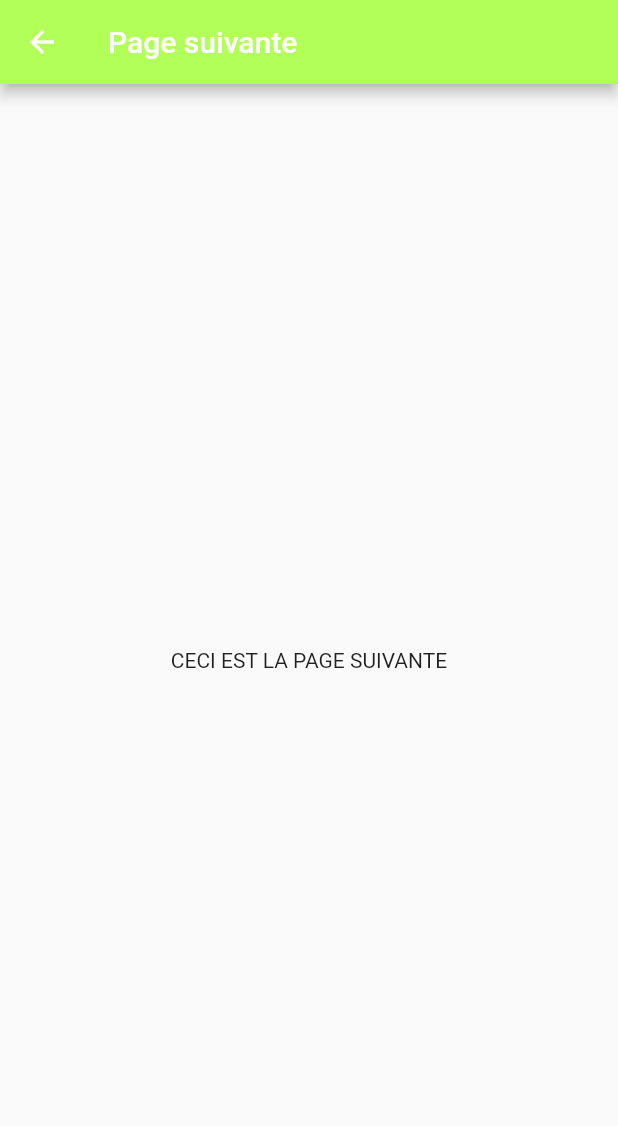
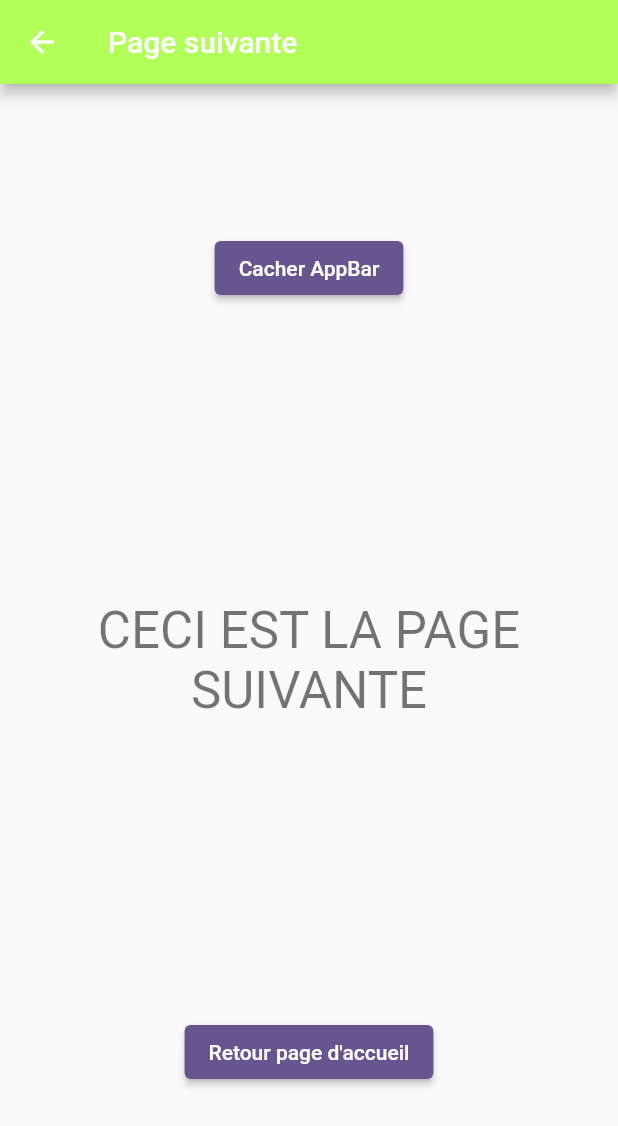
Before and after one commit to lpastyle/m2_flutter_simple_navigation, a Flutter app: the NextPage screen opened directly, on a phone screen of 412 x 824 dp. Shown: the top 1126 px of the screen. Run offline on Flutter 3.47's test engine with Material 3 defaults, Android fonts, the light colour scheme and no system bars.

Commit message:
Added back navigation button

```diff
--- a/lib/next_page.dart
+++ b/lib/next_page.dart
@@ -1,7 +1,7 @@
 import 'package:flutter/material.dart';
 
 class NextPage extends StatefulWidget {
-final Color color;
+  final Color color;
 
   // Ctor
   const NextPage({super.key, required this.color});
@@ -12,16 +12,37 @@ final Color color;
 }
 
 class NextPageState extends State<NextPage> {
+
+  bool showAppBar = true;
+
   @override
   Widget build(BuildContext context) {
     return Scaffold(
-        appBar: AppBar(
-          title: const Text("Page suivante"),
-          backgroundColor: widget.color,
-        ),
-        body: const Center(
-          child: Text("CECI EST LA PAGE SUIVANTE"),
+      // plus possible de revenir sur la home page quand l'AppBar est cachée
+      appBar: showAppBar ? AppBar(
+        title: const Text("Page suivante"),
+        backgroundColor: widget.color,
+      ) : null,
+      body: Center(
+        child: Column(
+          mainAxisAlignment: MainAxisAlignment.spaceAround,
+          mainAxisSize: MainAxisSize.max,
+          children: [
+            ElevatedButton(
+              onPressed: () => setState(() => showAppBar = ! showAppBar),
+              child: Text(showAppBar ? "Cacher AppBar" : "Montrer AppBar")),
+             Text("CECI EST LA PAGE SUIVANTE",
+              textAlign: TextAlign.center,
+              style: Theme.of(context).textTheme.headlineMedium
+            ),
+            ElevatedButton(
+              // STEP 1
+              //onPressed: null,
+              onPressed: () => Navigator.of(context).pop(),
+              child: const Text("Retour page d'accueil"))
+          ],
         )
+      )
     );
   }
 
```
